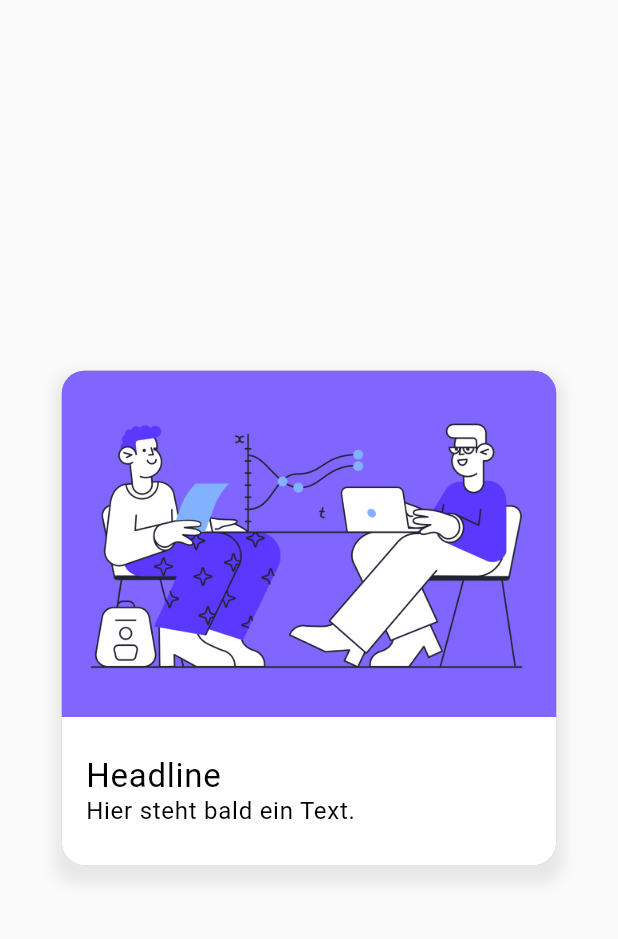
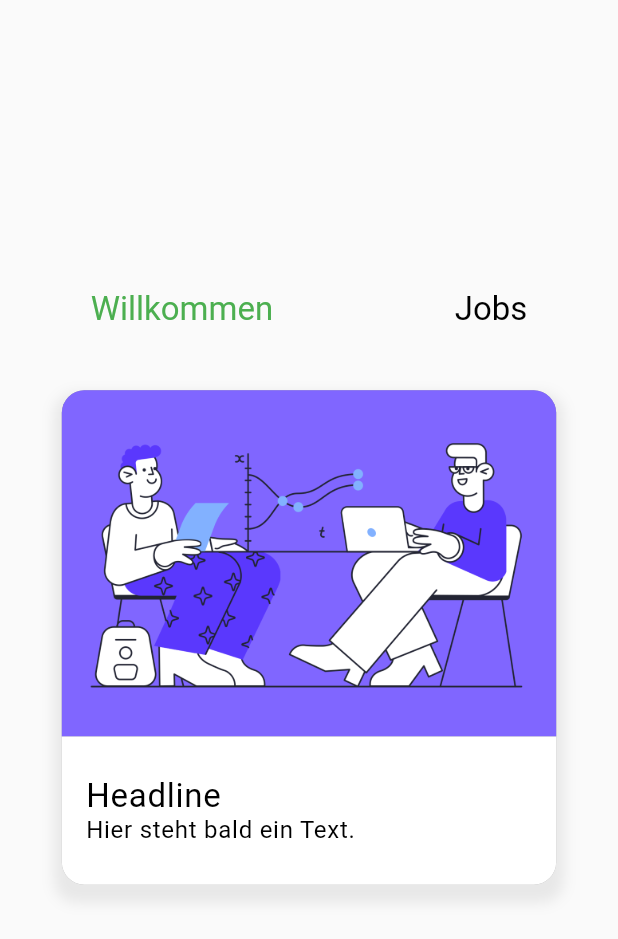
Before and after one commit to smueller264/HiringApp, a Flutter app: the screen it shows after launch, on a phone screen of 412 x 824 dp. Shown: the top 939 px of the screen. Run offline on Flutter 3.47's test engine with Material 2 defaults, Android fonts, the phone set to English and light mode, and no system bars; our stand-ins replace google_fonts.

Commit message:
finished color change on pageview swipe

```diff
--- a/lib/screens/home/home_screen.dart
+++ b/lib/screens/home/home_screen.dart
@@ -2,10 +2,11 @@ import 'package:flutter/material.dart';
 
 import 'package:provider/provider.dart';
 
-import 'widgets/home_tile.dart';
 import 'provider/home_screen_provider.dart';
 import 'pages/jobs_page.dart';
 import 'pages/welcome_page.dart';
+import 'widgets/home_tile.dart';
+import 'widgets/page_view_headline_text.dart';
 
 class HomeScreen extends StatelessWidget {
   const HomeScreen({Key? key}) : super(key: key);
@@ -15,12 +16,37 @@ class HomeScreen extends StatelessWidget {
     return Scaffold(
       body: Consumer<HomeScreenProvider>(
         builder: (context, homeScreenProvider, child) {
-          return PageView(
+          return Column(
+            mainAxisAlignment: MainAxisAlignment.center,
             children: [
-              JobsPage(),
-              WelcomePage(),
+              Flexible(
+                child: Row(
+                  mainAxisAlignment: MainAxisAlignment.spaceAround,
+                  children: [
+                    PageViewHeadlineText(
+                      headline: "Willkommen",
+                      index: 0,
+                    ),
+                    PageViewHeadlineText(
+                      headline: "Jobs",
+                      index: 1,
+                    ),
+                  ],
+                ),
+              ),
+              Flexible(
+                fit: FlexFit.loose,
+                child: PageView(
+                  onPageChanged: (newIndex) =>
+                      homeScreenProvider.onScroll(newIndex),
+                  children: [
+                    JobsPage(),
+                    WelcomePage(),
+                  ],
+                  controller: homeScreenProvider.pageController,
+                ),
+              ),
             ],
-            controller: homeScreenProvider.pageController,
           );
         },
       ),
--- a/lib/screens/home/provider/home_screen_provider.dart
+++ b/lib/screens/home/provider/home_screen_provider.dart
@@ -4,7 +4,7 @@ import 'package:provider/provider.dart';
 
 class HomeScreenProvider with ChangeNotifier {
   //PageController for HomeScreen PageView
-  final PageController pageController = PageController();
+  final PageController pageController = PageController(initialPage: 0);
 
   int _currentPageIndex = 0;
   final int pageCount = 2;
@@ -14,6 +14,7 @@ class HomeScreenProvider with ChangeNotifier {
 
   ///Sets new PageIndex and animates to new Page
   set currentPageIndex(int newIndex) {
+    print("setcurrentindex");
     if (newIndex != _currentPageIndex) {
       _currentPageIndex = newIndex;
       notifyListeners();
@@ -24,4 +25,9 @@ class HomeScreenProvider with ChangeNotifier {
       );
     }
   }
+
+  void onScroll(int newIndex) {
+    _currentPageIndex = newIndex;
+    notifyListeners();
+  }
 }
--- a/lib/screens/home/widgets/page_view_headline_text.dart
+++ b/lib/screens/home/widgets/page_view_headline_text.dart
@@ -14,15 +14,14 @@ class PageViewHeadlineText extends StatelessWidget {
 
   @override
   Widget build(BuildContext context) {
-    return Container(
-      child: Text(
-        headline,
-        style: GoogleFonts.roboto(
-          textStyle: TextStyle(
-            color: context.watch<HomeScreenProvider>().currentPageIndex == index
-                ? Colors.black
-                : Colors.green,
-          ),
+    return Text(
+      headline,
+      style: GoogleFonts.roboto(
+        textStyle: TextStyle(
+          fontSize: 22,
+          color: context.watch<HomeScreenProvider>().currentPageIndex == index
+              ? Colors.green
+              : Colors.black,
         ),
       ),
     );
```
